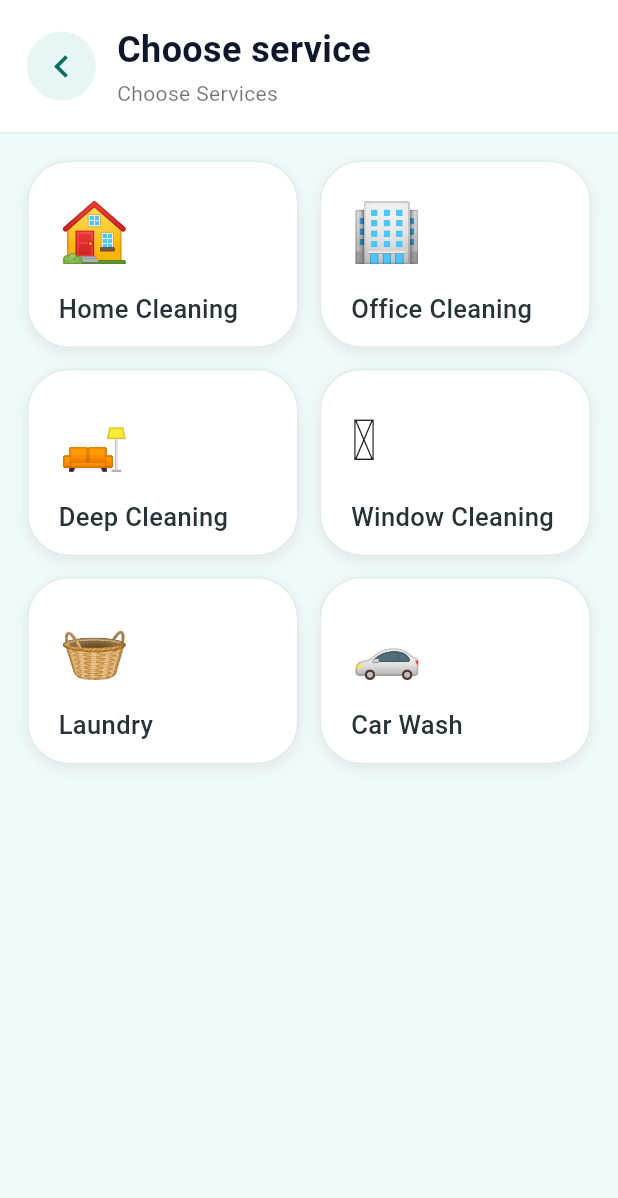
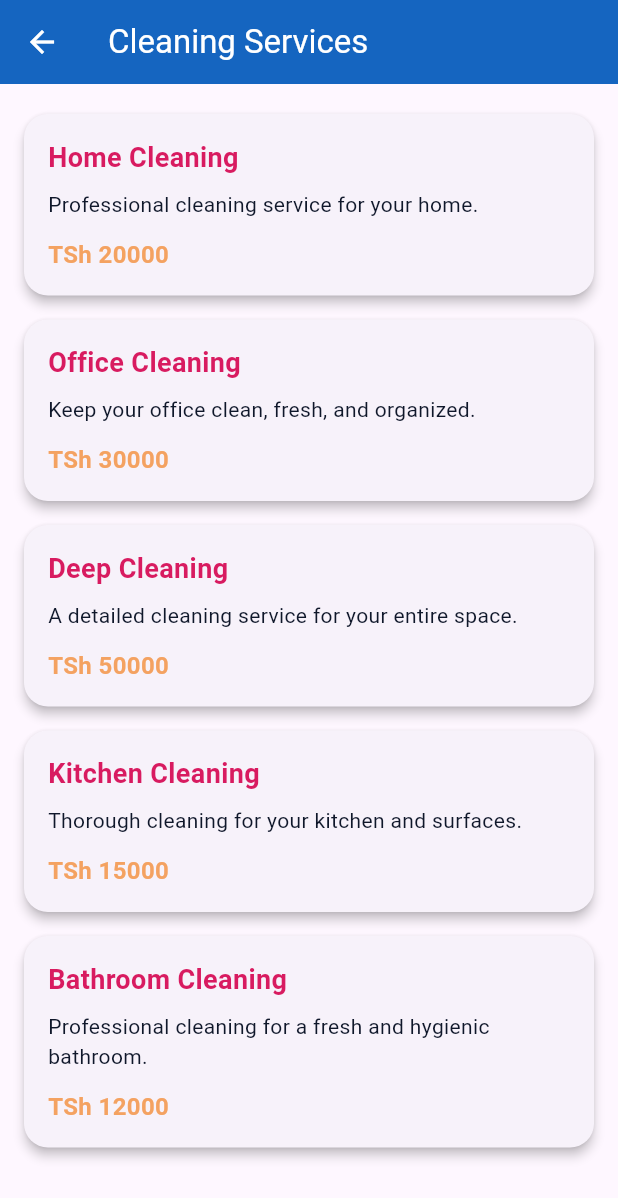
Before and after one commit to himchana/Dekio, a Flutter app: the ServicesScreen screen opened by its route, on a phone screen of 412 x 824 dp. Shown: the top 1198 px of the screen. Run offline on Flutter 3.47's test engine with Material 3 defaults, Android fonts, the phone set to English and light mode, and no system bars.

Commit message:
features/services/omari

```diff
--- a/frontend/lib/main.dart
+++ b/frontend/lib/main.dart
@@ -6,7 +6,7 @@ import 'screens/home_screen.dart';
 import 'screens/login_screen.dart';
 import 'screens/register_screen.dart';
 import 'screens/services_screen.dart';
-
+import 'screens/settings_screen.dart';
 void main() {
   runApp(const DekioApp());
 }
@@ -27,7 +27,8 @@ class DekioApp extends StatelessWidget {
         AppRoutes.home: (context) => const HomeScreen(),
         AppRoutes.login: (context) => const LoginScreen(),
         AppRoutes.register: (context) => const RegisterScreen(),
-        AppRoutes.services: (context) => const ServicesScreen(),
+       AppRoutes.services: (context) => ServicesScreen(),
+        AppRoutes.settings: (context) => const SettingsScreen(),
       },
     );
   }
--- /dev/null
+++ b/frontend/lib/models/service_model.dart
@@ -0,0 +1,15 @@
+class Service {
+  final String id;
+  final String name;
+  final String description;
+  final double price;
+  final String imageUrl;
+
+  Service({
+    required this.id,
+    required this.name,
+    required this.description,
+    required this.price,
+    required this.imageUrl,
+  });
+}
--- a/frontend/lib/screens/services_screen.dart
+++ b/frontend/lib/screens/services_screen.dart
@@ -1,201 +1,77 @@
 import 'package:flutter/material.dart';
+import '../models/service_model.dart';
+import '../widgets/service_card.dart';
 
 class ServicesScreen extends StatelessWidget {
-  const ServicesScreen({super.key});
+  ServicesScreen({super.key});
 
-  static const Color background = Color(0xFFF0FAF8);
-  static const Color inkNavy = Color(0xFF0F172A);
-  static const Color teal = Color(0xFF0B6E63);
+  final List<Service> services = [
+    Service(
+      id: '1',
+      name: 'Home Cleaning',
+      description: 'Professional cleaning service for your home.',
+      price: 20000,
+      imageUrl: 'placeholder',
+    ),
+    Service(
+      id: '2',
+      name: 'Office Cleaning',
+      description: 'Keep your office clean, fresh, and organized.',
+      price: 30000,
+      imageUrl: 'placeholder',
+    ),
+    Service(
+      id: '3',
+      name: 'Deep Cleaning',
+      description: 'A detailed cleaning service for your entire space.',
+      price: 50000,
+      imageUrl: 'placeholder',
+    ),
+    Service(
+      id: '4',
+      name: 'Kitchen Cleaning',
+      description: 'Thorough cleaning for your kitchen and surfaces.',
+      price: 15000,
+      imageUrl: 'placeholder',
+    ),
+    Service(
+      id: '5',
+      name: 'Bathroom Cleaning',
+      description: 'Professional cleaning for a fresh and hygienic bathroom.',
+      price: 12000,
+      imageUrl: 'placeholder',
+    ),
+  ];
 
-  @override
-  Widget build(BuildContext context) {
-    final services = [
-      ('🏠', 'Home Cleaning'),
-      ('🏢', 'Office Cleaning'),
-      ('🛋️', 'Deep Cleaning'),
-      ('🪟', 'Window Cleaning'),
-      ('🧺', 'Laundry'),
-      ('🚗', 'Car Wash'),
-    ];
-
-    return Scaffold(
-      backgroundColor: background,
-      body: SafeArea(
-        child: Column(
-          children: [
-            // Header
-            Container(
-              padding: const EdgeInsets.symmetric(
-                horizontal: 18,
-                vertical: 16,
-              ),
-              decoration: const BoxDecoration(
-                color: Colors.white,
-                border: Border(
-                  bottom: BorderSide(
-                    color: Color(0xFFE3EEEE),
-                  ),
-                ),
-              ),
-              child: Row(
-                children: [
-                  // Back button
-                  InkWell(
-                    borderRadius: BorderRadius.circular(30),
-                    onTap: () {
-                      Navigator.pop(context);
-                    },
-                    child: Container(
-                      width: 46,
-                      height: 46,
-                      decoration: const BoxDecoration(
-                        color: Color(0xFFE8F6F3),
-                        shape: BoxShape.circle,
-                      ),
-                      child: const Icon(
-                        Icons.chevron_left,
-                        color: teal,
-                        size: 30,
-                      ),
-                    ),
-                  ),
-
-                  const SizedBox(width: 14),
-
-                  const Column(
-                    crossAxisAlignment: CrossAxisAlignment.start,
-                    children: [
-                      Text(
-                        'Choose service',
-                        style: TextStyle(
-                          fontSize: 24,
-                          fontWeight: FontWeight.bold,
-                          color: inkNavy,
-                        ),
-                      ),
-                      SizedBox(height: 2),
-                      Text(
-                        'Choose Services',
-                        style: TextStyle(
-                          fontSize: 14,
-                          color: Colors.black54,
-                        ),
-                      ),
-                    ],
-                  ),
-                ],
-              ),
-            ),
-
-            // Services
-            Expanded(
-              child: Padding(
-                padding: const EdgeInsets.all(18),
-                child: GridView.builder(
-                  itemCount: services.length,
-                  gridDelegate:
-                      const SliverGridDelegateWithFixedCrossAxisCount(
-                    crossAxisCount: 2,
-                    crossAxisSpacing: 14,
-                    mainAxisSpacing: 14,
-                    childAspectRatio: 1.45,
-                  ),
-                  itemBuilder: (context, index) {
-                    final service = services[index];
-
-                    return _ServiceCard(
-                      icon: service.$1,
-                      title: service.$2,
-                      onTap: () {
-                        _selectService(
-                          context,
-                          service.$2,
-                        );
-                      },
-                    );
-                  },
-                ),
-              ),
-            ),
-          ],
-        ),
+  void _showServiceMessage(BuildContext context) {
+    ScaffoldMessenger.of(context).showSnackBar(
+      const SnackBar(
+        content: Text('Service details coming soon'),
+        duration: Duration(seconds: 2),
       ),
     );
   }
 
-  void _selectService(
-    BuildContext context,
-    String service,
-  ) {
-    ScaffoldMessenger.of(context).showSnackBar(
-      SnackBar(
-        content: Text('$service selected'),
-        duration: const Duration(seconds: 1),
+  @override
+  Widget build(BuildContext context) {
+    return Scaffold(
+      appBar: AppBar(
+        title: const Text('Cleaning Services'),
+        backgroundColor: const Color(0xFF1565C0),
+        foregroundColor: Colors.white,
+      ),
+      body: ListView.builder(
+        padding: const EdgeInsets.symmetric(vertical: 12),
+        itemCount: services.length,
+        itemBuilder: (context, index) {
+          final service = services[index];
+
+          return ServiceCard(
+            service: service,
+            onTap: () => _showServiceMessage(context),
+          );
+        },
       ),
     );
   }
 }
-
-class _ServiceCard extends StatelessWidget {
-  final String icon;
-  final String title;
-  final VoidCallback onTap;
-
-  const _ServiceCard({
-    required this.icon,
-    required this.title,
-    required this.onTap,
-  });
-
-  @override
-  Widget build(BuildContext context) {
-    return Material(
-      color: Colors.white,
-      borderRadius: BorderRadius.circular(28),
-      child: InkWell(
-        onTap: onTap,
-        borderRadius: BorderRadius.circular(28),
-        child: Container(
-          padding: const EdgeInsets.all(20),
-          decoration: BoxDecoration(
-            color: Colors.white,
-            borderRadius: BorderRadius.circular(28),
-            border: Border.all(
-              color: const Color(0xFFE1ECEA),
-            ),
-            boxShadow: const [
-              BoxShadow(
-                color: Color(0x12000000),
-                blurRadius: 8,
-                offset: Offset(0, 3),
-              ),
-            ],
-          ),
-          child: Column(
-            crossAxisAlignment: CrossAxisAlignment.start,
-            mainAxisAlignment: MainAxisAlignment.center,
-            children: [
-              Text(
-                icon,
-                style: const TextStyle(
-                  fontSize: 38,
-                ),
-              ),
-
-              const SizedBox(height: 12),
-
-              Text(
-                title,
-                style: const TextStyle(
-                  fontSize: 17,
-                  fontWeight: FontWeight.w500,
-                  color: Color(0xFF263238),
-                ),
-              ),
-            ],
-          ),
-        ),
-      ),
-    );
-  }
-}
--- /dev/null
+++ b/frontend/lib/widgets/service_card.dart
@@ -0,0 +1,68 @@
+import 'package:flutter/material.dart';
+import '../models/service_model.dart';
+
+class ServiceCard extends StatelessWidget {
+  final Service service;
+  final VoidCallback onTap;
+
+  const ServiceCard({
+    super.key,
+    required this.service,
+    required this.onTap,
+  });
+
+  @override
+  Widget build(BuildContext context) {
+    return Card(
+      margin: const EdgeInsets.symmetric(
+        horizontal: 16,
+        vertical: 8,
+      ),
+      elevation: 3,
+      shape: RoundedRectangleBorder(
+        borderRadius: BorderRadius.circular(16),
+      ),
+      child: InkWell(
+        onTap: onTap,
+        borderRadius: BorderRadius.circular(16),
+        child: Padding(
+          padding: const EdgeInsets.all(16),
+          child: Column(
+            crossAxisAlignment: CrossAxisAlignment.start,
+            children: [
+              Text(
+                service.name,
+                style: const TextStyle(
+                  fontSize: 18,
+                  fontWeight: FontWeight.bold,
+                  color:Color(0xFFD81B60),
+                ),
+              ),
+
+              const SizedBox(height: 8),
+
+              Text(
+                service.description,
+                style: const TextStyle(
+                  fontSize: 14,
+                  color: Color(0xFF0F172A),
+                ),
+              ),
+
+              const SizedBox(height: 12),
+
+              Text(
+                'TSh ${service.price.toStringAsFixed(0)}',
+                style: const TextStyle(
+                  fontSize: 16,
+                  fontWeight: FontWeight.bold,
+                  color: Color(0xFFF4A261),
+                ),
+              ),
+            ],
+          ),
+        ),
+      ),
+    );
+  }
+}
```
